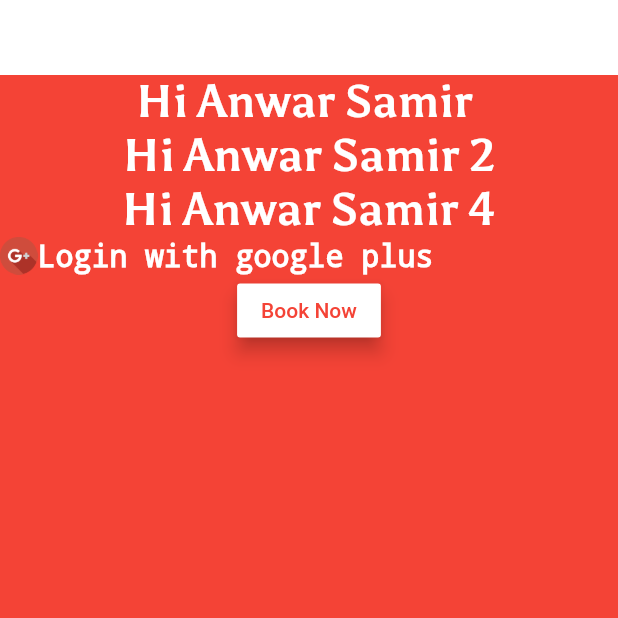
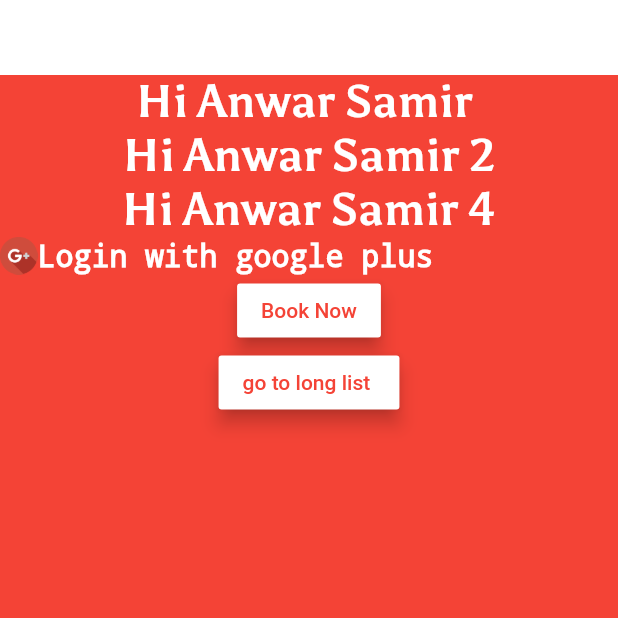
Before and after one commit to AnwarSamir/flutterApp, a Flutter app: the screen it shows after launch, on a phone screen of 412 x 824 dp, the top half of it. Run offline on Flutter 3.47's test engine with Material 2 defaults, Android fonts, the phone set to English and light mode, and no system bars.

Commit message:
Adding long List ex

```diff
--- a/lib/app_screens/home.dart
+++ b/lib/app_screens/home.dart
@@ -1,6 +1,7 @@
 import 'package:flutter/material.dart';
 import 'package:flutterasi/images/googleIcon.dart';
 import 'package:flutterasi/buttons/bookButton.dart';
+import 'package:flutterasi/buttons/longListButton.dart';
 
 class home extends StatelessWidget {
   @override
@@ -51,7 +52,8 @@ class home extends StatelessWidget {
 
             ],
           ),
-          bookButtons()
+          bookButtons(),
+          LongListButton()
         ],
 
       ),
--- /dev/null
+++ b/lib/buttons/longListButton.dart
@@ -0,0 +1,35 @@
+import 'package:flutter/material.dart';
+import 'package:flutterasi/app_screens/LongListScreen.dart';
+
+class LongListButton extends StatelessWidget{
+  @override
+  Widget build(BuildContext context) {
+    // TODO: implement build
+    return Container(
+      margin: EdgeInsets.only(left: 60,right: 60),
+      child: RaisedButton(
+        color: Colors.white,
+       elevation: 5,
+       onPressed: (){
+         gotoNextScreen(context);
+       },
+       child: Text("go to long list ",style: TextStyle(
+         decoration: TextDecoration.none,
+         color: Colors.red
+       ),),
+      ),
+    );
+
+
+  }
+
+  void gotoNextScreen(BuildContext  context)
+  {
+
+    Navigator.push(
+      context,
+      MaterialPageRoute(builder: (context) => LongListScreen()),
+    );
+  }
+
+}
--- a/lib/main.dart
+++ b/lib/main.dart
@@ -10,6 +10,7 @@ class myFlutterApp extends StatelessWidget {
   Widget build(BuildContext context) {
     // TODO: implement build
     return MaterialApp(
+
         title: "Asi",
         debugShowCheckedModeBanner: false,
         home: home(),
```
Also changed, not shown: lib/app_screens/LongListScreen.dart (added, +72 -0 lines).
